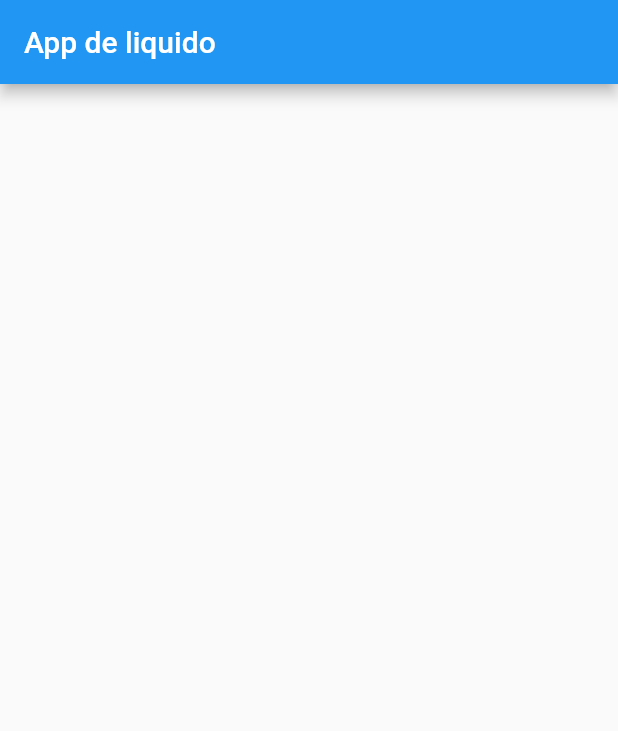
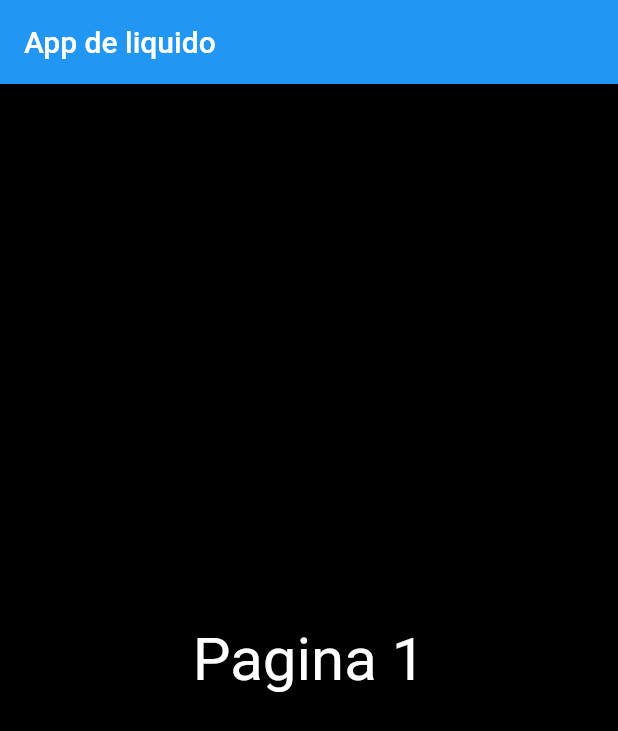
Before and after one commit to Ferdidand79/flutter_liquit, a Flutter app: the screen it shows after launch, on a phone screen of 412 x 824 dp. Shown: the top 731 px of the screen. Run offline on Flutter 3.47's test engine with Material 2 defaults, Android fonts, the phone set to English and light mode, and no system bars; drawn by our look-alikes of liquid_swipe.

Commit message:
creando al animacion liquida de las paginas

```diff
--- a/lib/main.dart
+++ b/lib/main.dart
@@ -12,17 +12,9 @@ class MyApp extends StatelessWidget {
   @override
   Widget build(BuildContext context) {
     return MaterialApp(
+      debugShowCheckedModeBanner: false,
       title: 'Flutter Demo01',
       theme: ThemeData(
-        // This is the theme of your application.
-        //
-        // Try running your application with "flutter run". You'll see the
-        // application has a blue toolbar. Then, without quitting the app, try
-        // changing the primarySwatch below to Colors.green and then invoke
-        // "hot reload" (press "r" in the console where you ran "flutter run",
-        // or simply save your changes to "hot reload" in a Flutter IDE).
-        // Notice that the counter didn't reset back to zero; the application
-        // is not restarted.
         primarySwatch: Colors.blue,
       ),
       home: HomePage(),
--- a/lib/pages/home.dart
+++ b/lib/pages/home.dart
@@ -1,6 +1,7 @@
 import 'package:flutter/material.dart';
 import 'package:flutter/src/foundation/key.dart';
 import 'package:flutter/src/widgets/framework.dart';
+import 'package:liquid_swipe/liquid_swipe.dart';
 
 class HomePage extends StatefulWidget {
   const HomePage({Key? key}) : super(key: key);
@@ -16,6 +17,47 @@ class _HomePageState extends State<HomePage> {
       appBar: AppBar(
         title: Text("App de liquido"),
       ),
+      body: LiquidSwipe(
+        pages: [
+          Container(
+            color: Colors.black,
+            child: Center(
+              child: Text(
+                'Pagina 1',
+                style: TextStyle(
+                  color: Colors.white,
+                  fontSize: 40,
+                ),
+                ),
+            ),
+          ),
+
+          Container(
+            color: Colors.blue.shade800,
+            child: Center(
+              child: Text(
+                'Pagina 2',
+                style: TextStyle(
+                  color: Colors.white,
+                  fontSize: 40,
+                ),
+                )
+            ),
+          ),
+
+          Container(
+            color: Colors.deepPurple.shade900,
+            child: Center(
+              child: Text(
+                'Pagina 3',
+                style: TextStyle(
+                  color: Colors.white,
+                  fontSize: 40,
+                ),
+                )
+            ),
+          ),
+        ],),
     );
   }
 }
--- a/pubspec.yaml
+++ b/pubspec.yaml
@@ -29,6 +29,7 @@ environment:
 dependencies:
   flutter:
     sdk: flutter
+  liquid_swipe: ^2.1.1
 
 
   # The following adds the Cupertino Icons font to your application.
```
Also changed, not shown: pubspec.lock.
